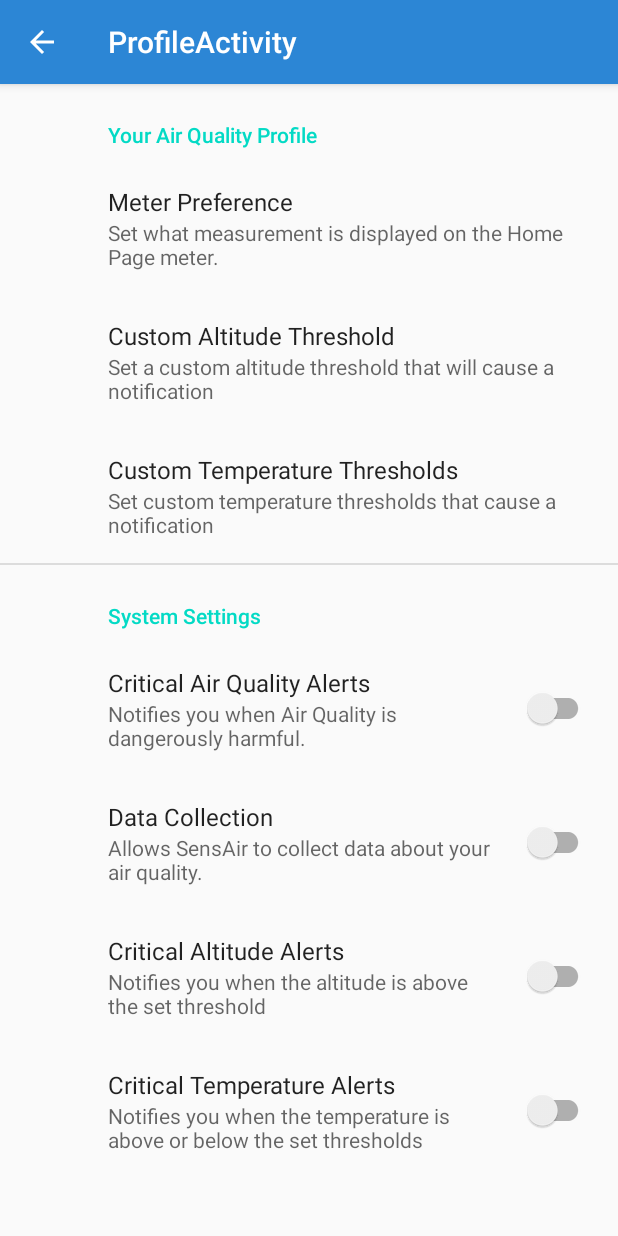
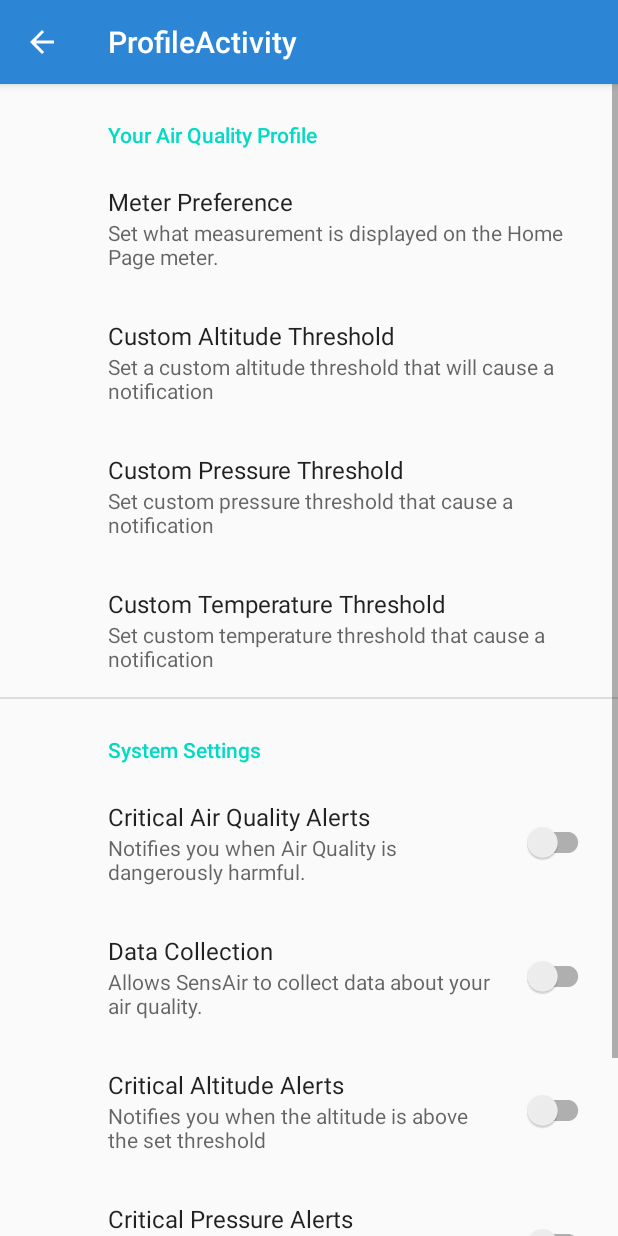
Before and after one commit to TheRealJeff/SensAir, an Android app: the ProfileActivity screen opened directly, with no data from a screen before it, on a phone screen of 412 x 824 dp. Run offline under Robolectric (Android 15) with nearby library versions, the phone set to English and light mode, and no system bars; our stand-ins replace androidx.preference, navigation-ui; Roboto replaces fonts that are not available here.

Commit message:
added altitude settings, and root_preferences commands

```diff
--- a/SensAirAndroidApp/app/src/main/java/com/example/sensair/MainActivity.java
+++ b/SensAirAndroidApp/app/src/main/java/com/example/sensair/MainActivity.java
@@ -2,12 +2,15 @@ package com.example.sensair;
 
 import androidx.annotation.Nullable;
 import androidx.appcompat.app.AppCompatActivity;
+import androidx.preference.PreferenceManager;
+
 import android.bluetooth.BluetoothAdapter;
 import android.bluetooth.BluetoothDevice;
 import android.content.ComponentName;
 import android.content.Context;
 import android.content.Intent;
 import android.content.ServiceConnection;
+import android.content.SharedPreferences;
 import android.graphics.Color;
 import android.os.Bundle;
 import android.os.IBinder;
@@ -467,6 +470,7 @@ public class MainActivity extends AppCompatActivity implements AdapterView.OnIte
             }
         }
 
+
     }
 
     @Override
--- a/SensAirAndroidApp/app/src/main/java/com/example/sensair/ProfileActivity.java
+++ b/SensAirAndroidApp/app/src/main/java/com/example/sensair/ProfileActivity.java
@@ -1,7 +1,12 @@
 package com.example.sensair;
 
+import android.content.SharedPreferences;
 import android.os.Bundle;
 import android.text.InputType;
+import android.util.Log;
+import android.view.LayoutInflater;
+import android.view.View;
+import android.view.ViewGroup;
 import android.widget.EditText;
 
 import androidx.annotation.NonNull;
@@ -11,12 +16,19 @@ import androidx.appcompat.widget.Toolbar;
 import androidx.core.app.NavUtils;
 import androidx.preference.EditTextPreference;
 import androidx.preference.PreferenceFragmentCompat;
+import androidx.preference.PreferenceManager;
+import androidx.preference.PreferenceViewHolder;
+import androidx.preference.SwitchPreference;
 
 public class ProfileActivity extends AppCompatActivity {
+
+    protected SharedPreferences preferences;
+    protected String TAG = "profileActivity";
 
     @Override
     protected void onCreate(Bundle savedInstanceState) {
         super.onCreate(savedInstanceState);
+
 
         setContentView(R.layout.activity_profile);
         if (savedInstanceState == null) {
@@ -29,14 +41,36 @@ public class ProfileActivity extends AppCompatActivity {
 //        NavUtils.navigateUpFromSameTask(this);
 
 
+
+    }
+
+    @Override
+    protected void onResume() {
+        super.onResume();
+
+        preferences = PreferenceManager.getDefaultSharedPreferences(getApplicationContext());
+
+        //preferences.getAll();
+
+        boolean altitudeState = preferences.getBoolean("SettingAltitudeState", false);
+        Log.d(TAG, String.valueOf(altitudeState));
+        String altitudeThreshold = preferences.getString("SettingAltitudeThreshold", null);
+        Log.d(TAG, altitudeThreshold);
+
     }
 
     public static class SettingsFragment extends PreferenceFragmentCompat {
+
+        protected EditTextPreference editTextPreferenceAltitude;
+        protected EditTextPreference editTextPreferencePressure;
+        protected EditTextPreference editTextPreferenceTemperature;
+        protected SwitchPreference switchPreferenceAltitude;
+
         @Override
         public void onCreatePreferences(Bundle savedInstanceState, String rootKey) {
             setPreferencesFromResource(R.xml.root_preferences, rootKey);
 
-            EditTextPreference editTextPreferenceAltitude = findPreference("altitude");
+            editTextPreferenceAltitude = findPreference(getString(R.string.altitude_setting_threshold));
             editTextPreferenceAltitude.setOnBindEditTextListener(new EditTextPreference.OnBindEditTextListener() {
                 @Override
                 public void onBindEditText(@NonNull EditText editText) {
@@ -44,7 +78,15 @@ public class ProfileActivity extends AppCompatActivity {
                 }
             });
 
-            EditTextPreference editTextPreferenceTemperature = findPreference("temperature");
+            editTextPreferencePressure = findPreference(getString(R.string.pressure_setting_threshold));
+            editTextPreferencePressure.setOnBindEditTextListener(new EditTextPreference.OnBindEditTextListener() {
+                @Override
+                public void onBindEditText(@NonNull EditText editText) {
+                    editText.setInputType(InputType.TYPE_CLASS_NUMBER);
+                }
+            });
+
+            editTextPreferenceTemperature = findPreference(getString(R.string.temperature_setting_threshold));
             editTextPreferenceTemperature.setOnBindEditTextListener(new EditTextPreference.OnBindEditTextListener() {
                 @Override
                 public void onBindEditText(@NonNull EditText editText) {
@@ -52,8 +94,12 @@ public class ProfileActivity extends AppCompatActivity {
                 }
             });
 
+
+
         }
+
     }
+
 
     @Override
     public boolean onSupportNavigateUp() {
--- a/SensAirAndroidApp/app/src/main/res/values/strings.xml
+++ b/SensAirAndroidApp/app/src/main/res/values/strings.xml
@@ -11,8 +11,10 @@
     <string name="reply_title">Meter Preference</string>
     <string name="altitude_setting_title">Custom Altitude Threshold</string>
     <string name="altitude_setting_summary">Set a custom altitude threshold that will cause a notification</string>
-    <string name="temperature_setting_title">Custom Temperature Thresholds</string>
-    <string name="temperature_setting_summary">Set custom temperature thresholds that cause a notification</string>
+    <string name="temperature_setting_title">Custom Temperature Threshold</string>
+    <string name="temperature_setting_summary">Set custom temperature threshold that cause a notification</string>
+    <string name="pressure_setting_title">Custom Pressure Threshold</string>
+    <string name="pressure_setting_summary">Set custom pressure threshold that cause a notification</string>
 
     <!-- Sync Preferences -->
     <string name="allow_notifications">Critical Air Quality Alerts</string>
@@ -29,6 +31,16 @@
     <string name="tab_text_2">Tab 2</string>
     <string name="data_setting_altitude_title">Critical Altitude Alerts</string>
     <string name="data_setting_altitude_description">Notifies you when the altitude is above the set threshold</string>
-    <string name="data_setting_temperature_title">Critical Temperature Alerts</string>
-    <string name="data_setting_temperature_description">Notifies you when the temperature is above or below the set thresholds</string>
+    <string name="data_setting_temperature_title">Critical Temperature Alert</string>
+    <string name="data_setting_temperature_description">Notifies you when the temperature is above or below the set threshold</string>
+    <string name="data_setting_pressure_title">Critical Pressure Alerts</string>
+    <string name="data_setting_pressure_description">Notifies you when the pressure is above the set threshold</string>
+
+    <!-- root preferences Key Strings -->
+    <string name="altitude_setting_state">SettingAltitudeState</string>
+    <string name="pressure_setting_state">SettingPressureState</string>
+    <string name="temperature_setting_state">SettingTemperatureState</string>
+    <string name="altitude_setting_threshold">SettingAltitudeThreshold</string>
+    <string name="pressure_setting_threshold">SettingPressureThreshold</string>
+    <string name="temperature_setting_threshold">SettingTemperatureThreshold</string>
 </resources>
--- a/SensAirAndroidApp/app/src/main/res/xml/root_preferences.xml
+++ b/SensAirAndroidApp/app/src/main/res/xml/root_preferences.xml
@@ -13,14 +13,21 @@
             app:title="@string/reply_title" />
         <EditTextPreference
             android:id="@+id/editTextPreferenceAltitudeThreshold"
-            android:key="altitude"
+            android:key="@string/altitude_setting_threshold"
             android:selectAllOnFocus="true"
             android:singleLine="true"
             android:title="@string/altitude_setting_title"
             app:summary="@string/altitude_setting_summary" />
         <EditTextPreference
+            android:id="@+id/editTextPreferencePressureThreshold"
+            android:key="@string/pressure_setting_threshold"
+            android:selectAllOnFocus="true"
+            android:singleLine="true"
+            android:title="@string/pressure_setting_title"
+            app:summary="@string/pressure_setting_summary" />
+        <EditTextPreference
             android:id="@+id/editTextPreferenceTemperatureSetting"
-            android:key="temperature"
+            android:key="@string/temperature_setting_threshold"
             android:selectAllOnFocus="true"
             android:singleLine="true"
             android:title="@string/temperature_setting_title"
@@ -32,7 +39,7 @@
 
         <SwitchPreferenceCompat
             android:id="@+id/switchCriticalAirQualityAlerts"
-            app:key="Notifications"
+            app:key="AirQualityAlerts"
             android:layout_width="wrap_content"
             android:layout_height="wrap_content"
             app:summary="@string/allow_notifications_description"
@@ -40,7 +47,7 @@
 
         <SwitchPreferenceCompat
             android:id="@+id/switchAllowDataCollection"
-            app:key="attachment"
+            app:key="AllowDataCollection"
             android:layout_width="wrap_content"
             android:layout_height="wrap_content"
             app:summary="@string/data_setting_description"
@@ -49,14 +56,21 @@
             android:id="@+id/switchCriticalAltitudeAlerts"
             android:layout_width="wrap_content"
             android:layout_height="wrap_content"
-            app:key="attachment"
+            app:key="@string/altitude_setting_state"
             app:summary="@string/data_setting_altitude_description"
             app:title="@string/data_setting_altitude_title" />
+        <SwitchPreferenceCompat
+            android:id="@+id/switchCriticalPressureAlerts"
+            android:layout_width="wrap_content"
+            android:layout_height="wrap_content"
+            app:key="@string/pressure_setting_state"
+            app:summary="@string/data_setting_pressure_description"
+            app:title="@string/data_setting_pressure_title" />
         <SwitchPreferenceCompat
             android:id="@+id/switchCriticalTempAlerts"
             android:layout_width="wrap_content"
             android:layout_height="wrap_content"
-            app:key="attachment"
+            app:key="@string/temperature_setting_state"
             app:summary="@string/data_setting_temperature_description"
             app:title="@string/data_setting_temperature_title" />
 
```
